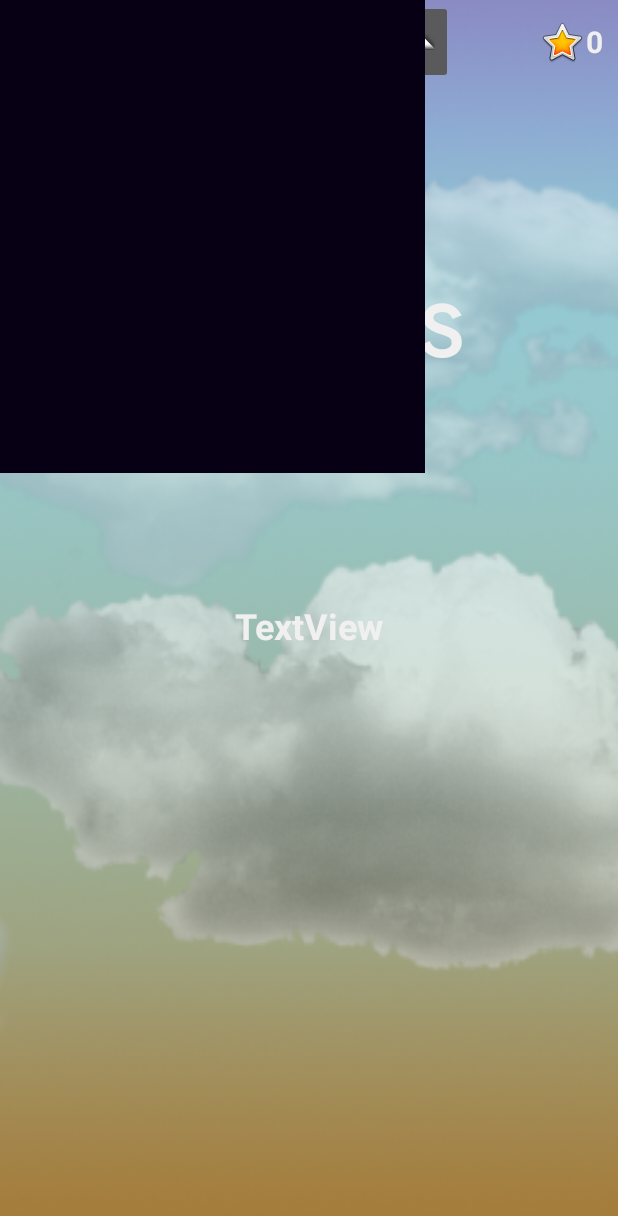
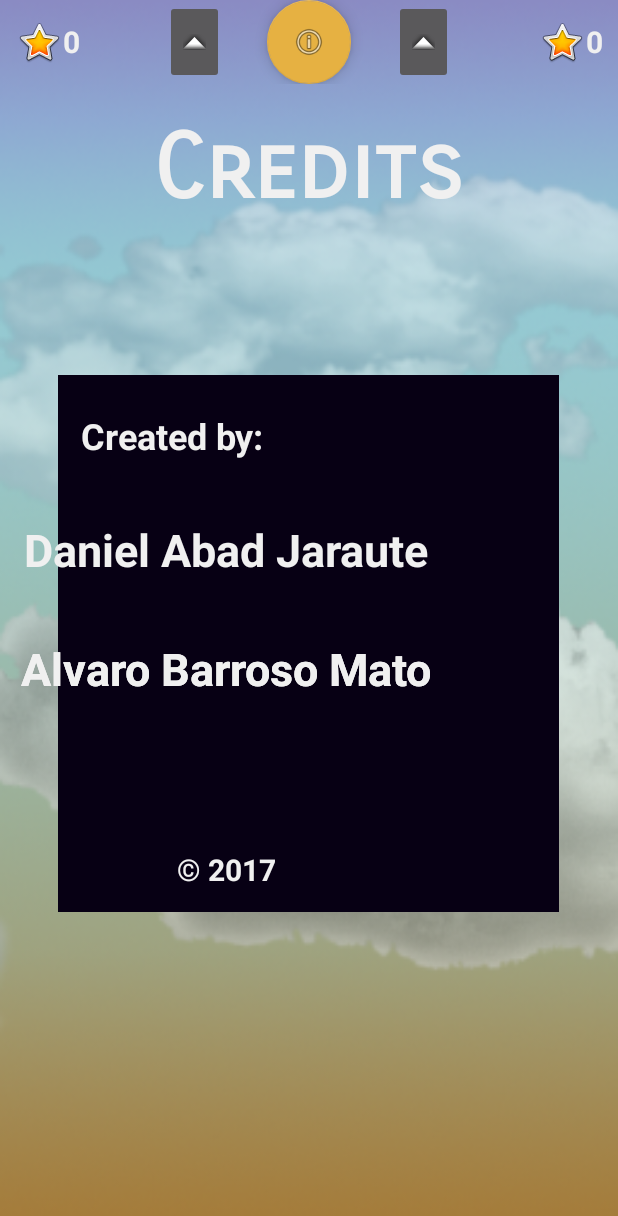
Before and after one commit to alvaroBarrosoMato/Space-Crusade, an Android app: the fragment CreditsFragment placed in its activity, on a phone screen of 412 x 824 dp. Shown: the top 1216 px of the screen. Run offline under Robolectric (Android 15) with nearby library versions, the phone set to English and light mode, and no system bars.

Commit message:
contenido creditos

```diff
--- a/app/app/src/main/res/layout/fragment_credits.xml
+++ b/app/app/src/main/res/layout/fragment_credits.xml
@@ -9,38 +9,86 @@
         android:id="@+id/textView2"
         android:layout_width="282dp"
         android:layout_height="122dp"
-        android:layout_marginBottom="59dp"
-        android:layout_marginTop="96dp"
+        android:layout_marginEnd="8dp"
+        android:layout_marginStart="8dp"
+        android:layout_marginTop="52dp"
         android:fontFamily="sans-serif-smallcaps"
         android:gravity="center"
         android:text="@string/credits"
         android:textSize="60sp"
         android:textStyle="bold"
-        app:layout_constraintBottom_toTopOf="@+id/textView4"
         app:layout_constraintEnd_toEndOf="parent"
+        app:layout_constraintHorizontal_bias="0.495"
         app:layout_constraintStart_toStartOf="parent"
         app:layout_constraintTop_toTopOf="parent" />
 
     <View
         android:id="@+id/view"
-        android:layout_width="283dp"
-        android:layout_height="315dp"
+        android:layout_width="334dp"
+        android:layout_height="358dp"
+        android:layout_marginBottom="8dp"
+        android:layout_marginEnd="8dp"
+        android:layout_marginStart="8dp"
+        android:layout_marginTop="76dp"
         android:background="@color/blackSpace"
-        tools:layout_editor_absoluteX="39dp"
-        tools:layout_editor_absoluteY="248dp" />
+        app:layout_constraintBottom_toBottomOf="parent"
+        app:layout_constraintEnd_toEndOf="parent"
+        app:layout_constraintHorizontal_bias="0.491"
+        app:layout_constraintStart_toStartOf="parent"
+        app:layout_constraintTop_toBottomOf="@+id/textView2"
+        app:layout_constraintVertical_bias="0.0" />
 
     <TextView
         android:id="@+id/textView4"
-        android:layout_width="0dp"
-        android:layout_height="317dp"
-        android:layout_marginBottom="44dp"
-        android:layout_marginEnd="38dp"
-        android:layout_marginStart="38dp"
-        android:text="TextView"
+        android:layout_width="230dp"
+        android:layout_height="40dp"
+        android:layout_marginTop="24dp"
+        android:text="@string/creditsContent"
         android:textSize="24sp"
-        app:layout_constraintBottom_toBottomOf="parent"
-        app:layout_constraintEnd_toEndOf="parent"
-        app:layout_constraintStart_toStartOf="parent"
-        app:layout_constraintTop_toBottomOf="@+id/textView2" />
+        app:layout_constraintTop_toTopOf="@+id/view"
+        tools:layout_editor_absoluteX="90dp" />
+
+    <TextView
+        android:id="@+id/textView5"
+        android:layout_width="301dp"
+        android:layout_height="47dp"
+        android:layout_marginTop="32dp"
+        android:text="Daniel Abad Jaraute"
+        android:textSize="30sp"
+        android:textStyle="bold"
+        app:layout_constraintTop_toBottomOf="@+id/textView4"
+        tools:layout_editor_absoluteX="55dp" />
+
+    <TextView
+        android:id="@+id/textView6"
+        android:layout_width="301dp"
+        android:layout_height="47dp"
+        android:layout_marginTop="32dp"
+        android:text="Alvaro Barroso Mato"
+        android:textSize="30sp"
+        app:layout_constraintTop_toBottomOf="@+id/textView5"
+        tools:layout_editor_absoluteX="55dp" />
+
+    <TextView
+        android:id="@+id/textView7"
+        android:layout_width="301dp"
+        android:layout_height="47dp"
+        android:layout_marginTop="32dp"
+        android:text="Alvaro Barroso Mato"
+        android:textSize="30sp"
+        android:textStyle="bold"
+        app:layout_constraintTop_toBottomOf="@+id/textView5"
+        tools:layout_editor_absoluteX="55dp" />
+
+    <TextView
+        android:id="@+id/textView8"
+        android:layout_width="301dp"
+        android:layout_height="30dp"
+        android:layout_marginBottom="12dp"
+        android:text="© 2017"
+        android:textSize="20sp"
+        android:textStyle="bold"
+        app:layout_constraintBottom_toBottomOf="@+id/view"
+        tools:layout_editor_absoluteX="55dp" />
 
 </android.support.constraint.ConstraintLayout>
```
